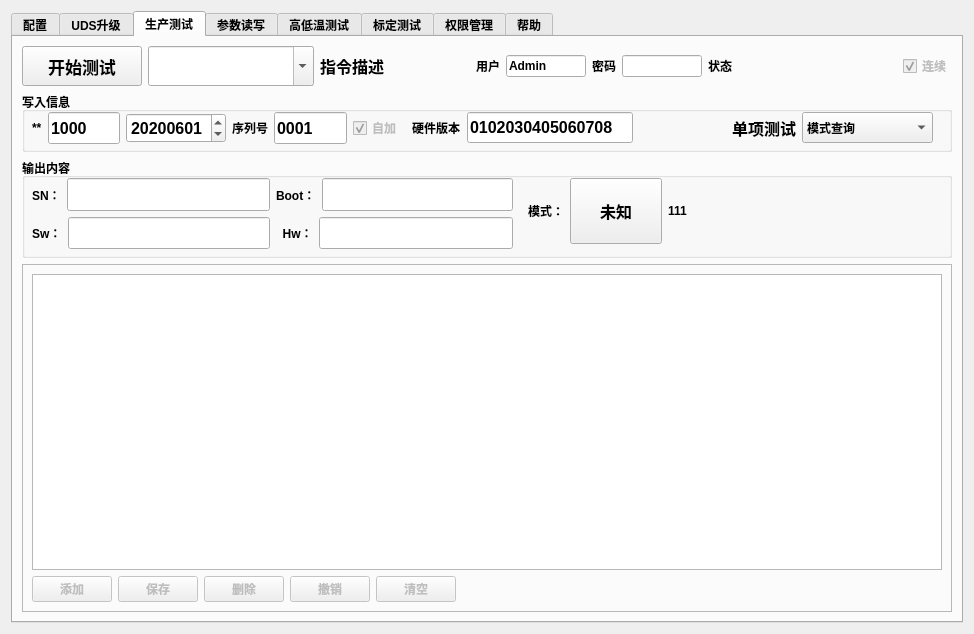
Before: the Qt Designer form src/app/view/businessform/udsform.ui in nealwang123/template2, drawn with Qt 5.
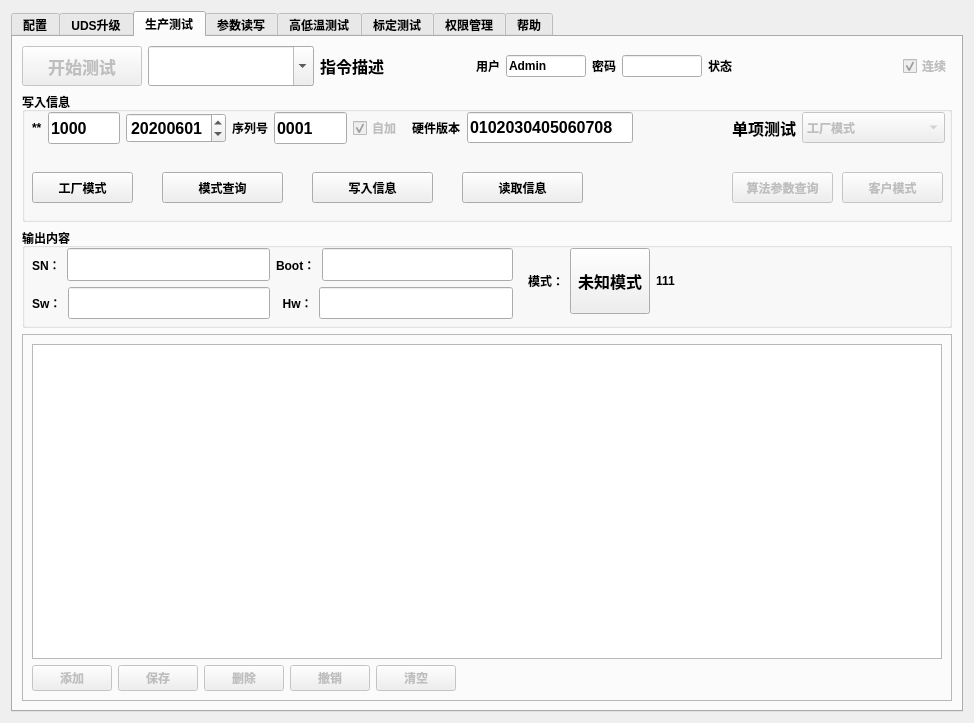
After: the same form once the commit is applied. The open tabs and pages were chosen to show the change. Icons and pictures are not drawn.

```diff
--- a/src/app/view/businessform/udsform.ui
+++ b/src/app/view/businessform/udsform.ui
@@ -7,7 +7,7 @@
     <x>0</x>
     <y>0</y>
     <width>974</width>
-    <height>634</height>
+    <height>723</height>
    </rect>
   </property>
   <property name="windowTitle">
@@ -681,6 +681,9 @@
           <layout class="QHBoxLayout" name="horizontalLayout_7">
            <item>
             <widget class="QPushButton" name="buttonSendcan1">
+             <property name="enabled">
+              <bool>false</bool>
+             </property>
              <property name="sizePolicy">
               <sizepolicy hsizetype="Minimum" vsizetype="Preferred">
                <horstretch>0</horstretch>
@@ -861,7 +864,13 @@
            <property name="minimumSize">
             <size>
              <width>0</width>
-             <height>60</height>
+             <height>130</height>
+            </size>
+           </property>
+           <property name="maximumSize">
+            <size>
+             <width>16777215</width>
+             <height>130</height>
             </size>
            </property>
            <property name="title">
@@ -1043,7 +1052,7 @@
              <rect>
               <x>710</x>
               <y>20</y>
-              <width>201</width>
+              <width>213</width>
               <height>31</height>
              </rect>
             </property>
@@ -1062,17 +1071,15 @@
              </item>
              <item>
               <widget class="QComboBox" name="comboBox">
+               <property name="enabled">
+                <bool>false</bool>
+               </property>
                <property name="sizePolicy">
                 <sizepolicy hsizetype="Expanding" vsizetype="Preferred">
                  <horstretch>0</horstretch>
                  <verstretch>0</verstretch>
                 </sizepolicy>
                </property>
-               <item>
-                <property name="text">
-                 <string>模式查询</string>
-                </property>
-               </item>
                <item>
                 <property name="text">
                  <string>工厂模式</string>
@@ -1127,6 +1134,90 @@
              </item>
             </layout>
            </widget>
+           <widget class="QPushButton" name="button_InFactory">
+            <property name="geometry">
+             <rect>
+              <x>10</x>
+              <y>80</y>
+              <width>101</width>
+              <height>31</height>
+             </rect>
+            </property>
+            <property name="text">
+             <string>工厂模式</string>
+            </property>
+           </widget>
+           <widget class="QPushButton" name="button_queryMode">
+            <property name="geometry">
+             <rect>
+              <x>140</x>
+              <y>80</y>
+              <width>121</width>
+              <height>31</height>
+             </rect>
+            </property>
+            <property name="text">
+             <string>模式查询</string>
+            </property>
+           </widget>
+           <widget class="QPushButton" name="button_burnInfo">
+            <property name="geometry">
+             <rect>
+              <x>290</x>
+              <y>80</y>
+              <width>121</width>
+              <height>31</height>
+             </rect>
+            </property>
+            <property name="text">
+             <string>写入信息</string>
+            </property>
+           </widget>
+           <widget class="QPushButton" name="button_queryInfo">
+            <property name="geometry">
+             <rect>
+              <x>440</x>
+              <y>80</y>
+              <width>121</width>
+              <height>31</height>
+             </rect>
+            </property>
+            <property name="text">
+             <string>读取信息</string>
+            </property>
+           </widget>
+           <widget class="QPushButton" name="button_AlgoQuery">
+            <property name="enabled">
+             <bool>false</bool>
+            </property>
+            <property name="geometry">
+             <rect>
+              <x>710</x>
+              <y>80</y>
+              <width>101</width>
+              <height>31</height>
+             </rect>
+            </property>
+            <property name="text">
+             <string>算法参数查询</string>
+            </property>
+           </widget>
+           <widget class="QPushButton" name="button_Consumer">
+            <property name="enabled">
+             <bool>false</bool>
+            </property>
+            <property name="geometry">
+             <rect>
+              <x>820</x>
+              <y>80</y>
+              <width>101</width>
+              <height>31</height>
+             </rect>
+            </property>
+            <property name="text">
+             <string>客户模式</string>
+            </property>
+           </widget>
           </widget>
          </item>
          <item>
@@ -1151,7 +1242,7 @@
              <rect>
               <x>506</x>
               <y>20</y>
-              <width>331</width>
+              <width>421</width>
               <height>66</height>
              </rect>
             </property>
@@ -1185,7 +1276,7 @@
                 </font>
                </property>
                <property name="text">
-                <string>未知</string>
+                <string>未知模式</string>
                </property>
               </widget>
              </item>
@@ -1198,6 +1289,12 @@
              </item>
              <item>
               <widget class="QLabel" name="label_out">
+               <property name="sizePolicy">
+                <sizepolicy hsizetype="Expanding" vsizetype="Preferred">
+                 <horstretch>0</horstretch>
+                 <verstretch>0</verstretch>
+                </sizepolicy>
+               </property>
                <property name="minimumSize">
                 <size>
                  <width>64</width>
@@ -1245,6 +1342,9 @@
                    <bold>true</bold>
                   </font>
                  </property>
+                 <property name="readOnly">
+                  <bool>true</bool>
+                 </property>
                 </widget>
                </item>
               </layout>
@@ -1273,6 +1373,9 @@
                    <bold>true</bold>
                   </font>
                  </property>
+                 <property name="readOnly">
+                  <bool>true</bool>
+                 </property>
                 </widget>
                </item>
               </layout>
@@ -1301,6 +1404,9 @@
                    <bold>true</bold>
                   </font>
                  </property>
+                 <property name="readOnly">
+                  <bool>true</bool>
+                 </property>
                 </widget>
                </item>
               </layout>
@@ -1329,6 +1435,9 @@
                    <bold>true</bold>
                   </font>
                  </property>
+                 <property name="readOnly">
+                  <bool>true</bool>
+                 </property>
                 </widget>
                </item>
               </layout>
```
Left out of the diff: 137 changed lines with no effect on the pictures.
